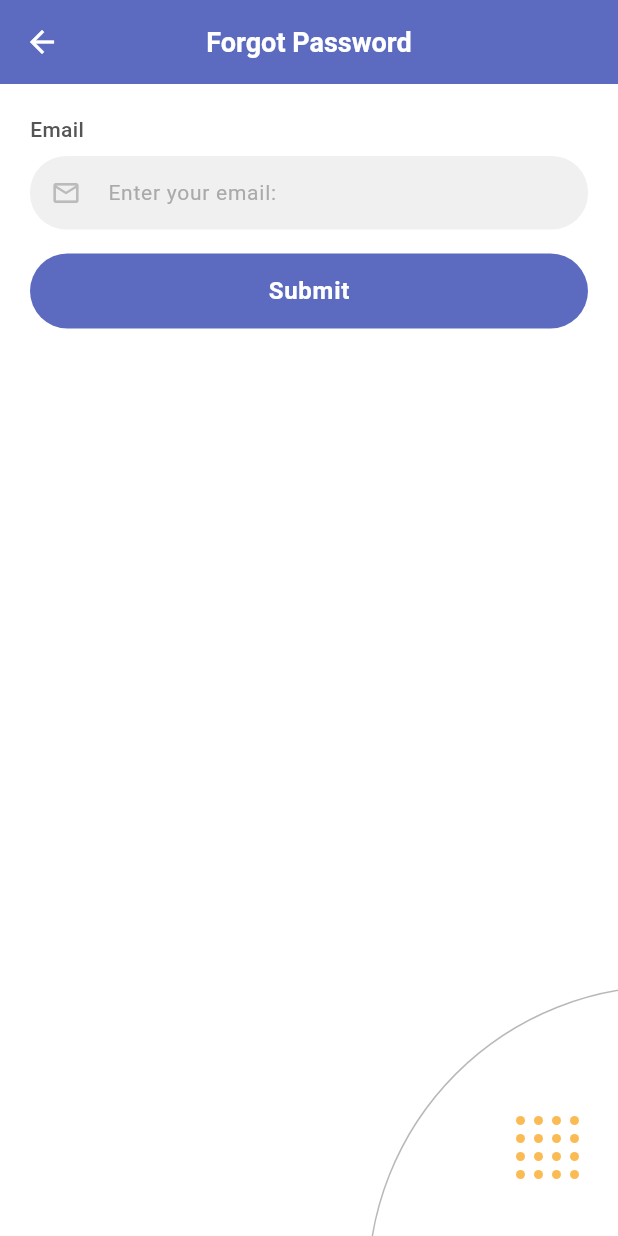
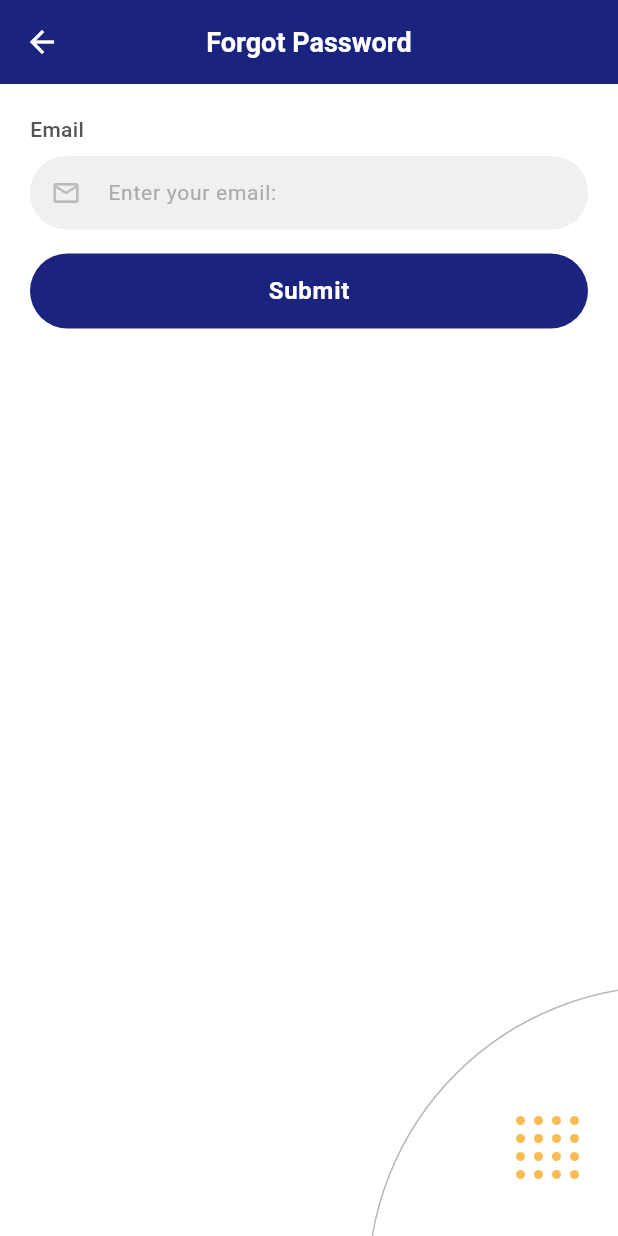
Before and after one commit to aastu-gibigubae/resource-admin, a Flutter app: the ForgotPasswordEmailPage screen opened by its route, on a phone screen of 412 x 824 dp. Run offline on Flutter 3.47's test engine with Material 3 defaults, Android fonts, the phone set to English and light mode, and no system bars; our stand-ins replace dio, flutter_riverpod, flutter_secure_storage, go_router; accounts and stored records are empty.

Commit message:
fix(forgot-password): use primaryDark navy color to match other screens

```diff
--- a/lib/features/forgot_password/presentation/pages/forgot_password_email_page.dart
+++ b/lib/features/forgot_password/presentation/pages/forgot_password_email_page.dart
@@ -35,7 +35,7 @@ class _ForgotPasswordEmailPageState
     return Scaffold(
       backgroundColor: Colors.white,
       appBar: AppBar(
-        backgroundColor: const Color(0xFF5C6BC0), // blue-grey as in image
+        backgroundColor: AppColors.primaryDark,
         elevation: 0,
         leading: IconButton(
           icon: const Icon(Icons.arrow_back, color: Colors.white),
@@ -131,7 +131,7 @@ class _ForgotPasswordEmailPageState
                           child: ElevatedButton(
                             onPressed: _onSubmit,
                             style: ElevatedButton.styleFrom(
-                              backgroundColor: const Color(0xFF5C6BC0),
+                              backgroundColor: AppColors.primaryDark,
                               foregroundColor: Colors.white,
                               shape: RoundedRectangleBorder(
                                 borderRadius: BorderRadius.circular(30),
@@ -194,7 +194,7 @@ class _CheckEmailCard extends StatelessWidget {
             width: 72,
             height: 72,
             decoration: const BoxDecoration(
-              color: Color(0xFF5C6BC0),
+              color: Color(0xFF1A237E),
               shape: BoxShape.circle,
             ),
             child: const Icon(
```
